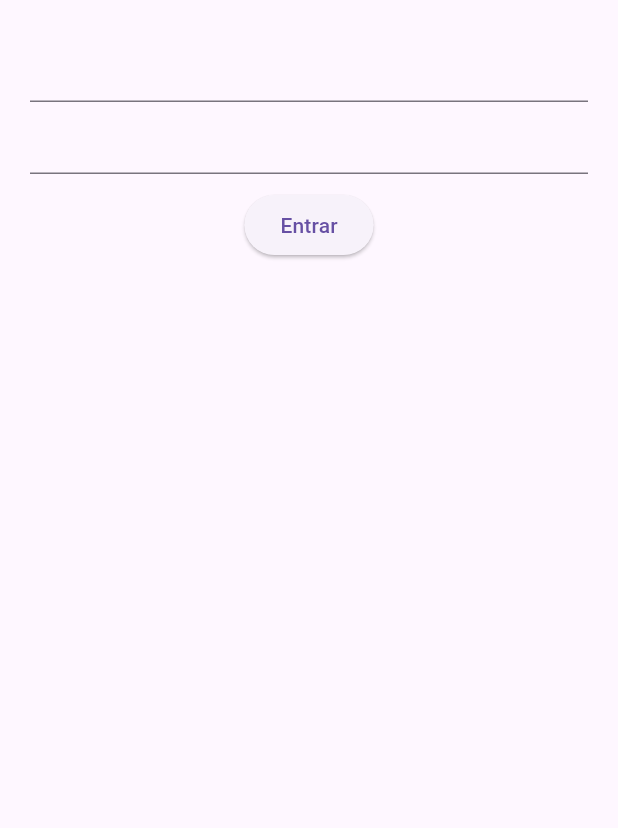
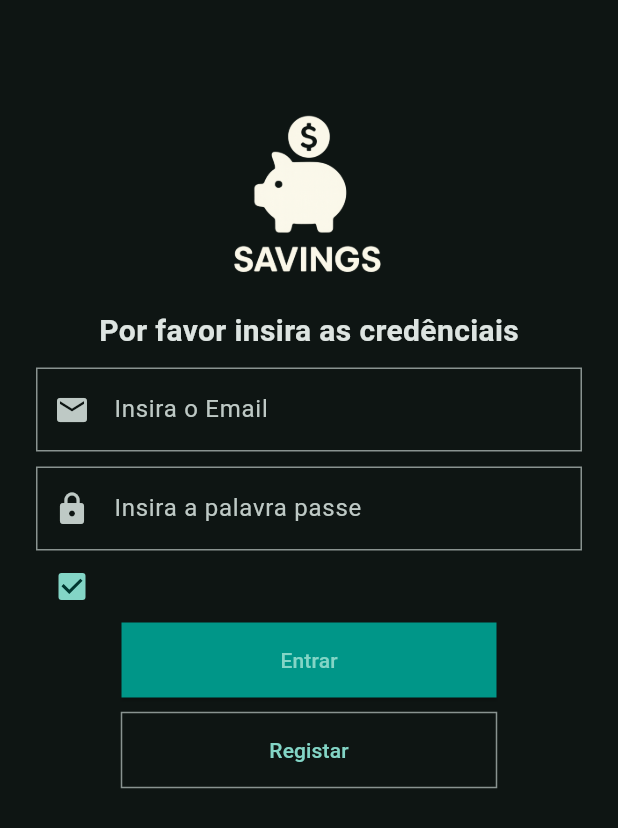
Before and after one commit to caipeca/projeto, a Flutter app: the screen it shows after launch, on a phone screen of 412 x 824 dp. Shown: the top 828 px of the screen. Run offline on Flutter 3.47's test engine with Material 3 defaults, Android fonts, the phone set to English and light mode, and no system bars.

Commit message:
Melhorias na pagina de login

```diff
--- /dev/null
+++ b/piloto/flutter_launcher_icons.yaml
@@ -0,0 +1,15 @@
+# flutter pub run flutter_launcher_icons
+flutter_launcher_icons:
+  image_path: "assets/images/logo_.png"
+
+  android: "launcher_icon"
+  min_sdk_android: 21 # android min sdk min:16, default 21
+  # adaptive_icon_background: "assets/icon/background.png"
+  # adaptive_icon_foreground: "assets/icon/foreground.png"
+  # adaptive_icon_monochrome: "assets/icon/monochrome.png"
+
+  ios: true
+  remove_alpha_channel_ios: true
+  # image_path_ios_dark_transparent: "assets/icon/icon_dark.png"
+  # image_path_ios_tinted_grayscale: "assets/icon/icon_tinted.png"
+  # desaturate_tinted_to_grayscale_ios: true
--- a/piloto/lib/app.dart
+++ b/piloto/lib/app.dart
@@ -8,6 +8,12 @@ class App extends StatelessWidget {
   @override
   Widget build(BuildContext context) {
     return MaterialApp(
+      theme: ThemeData(
+        colorScheme: ColorScheme.fromSeed(
+            seedColor: Colors.teal.shade700,
+            brightness: Brightness.dark
+        ),
+      ),
       home: Login(),
     );
   }
--- a/piloto/lib/screen/login.dart
+++ b/piloto/lib/screen/login.dart
@@ -1,26 +1,102 @@
 import 'package:flutter/cupertino.dart';
 import 'package:flutter/material.dart';
 
-class Login extends StatelessWidget {
+
+
+class Login extends StatefulWidget {
   const Login({super.key});
 
   @override
+  State<Login> createState() => _LoginState();
+}
+
+class _LoginState extends State<Login> {
+  TextEditingController controllerEmail = TextEditingController();
+  TextEditingController controllerPassword = TextEditingController();
+
+  @override
+  void dispose() {
+    controllerEmail.dispose();
+    controllerPassword.dispose();
+    super.dispose();
+  }
+  @override
   Widget build(BuildContext context) {
+    bool value = true;
     return Scaffold(
-      body: Padding(
-          padding: EdgeInsets.all(20.0),
+      body: SingleChildScrollView(
+        child: Padding(
+            padding: EdgeInsets.only(top: 56.0, left: 24.0,bottom: 24.0, right: 24.0),
             child: Column(
+              crossAxisAlignment: CrossAxisAlignment.start,
               children: [
+                Row(
+                  mainAxisAlignment: MainAxisAlignment.center,
+                  children: [
+                    Image(height: 150, width: 150, image: AssetImage("assets/images/logo.png")),
+                  ],
+                ),
+                 Center(
+                   child: FittedBox(
+                      child: Text('Por favor insira as credênciais', style: TextStyle(
+                        fontWeight: FontWeight.w600,
+                        fontSize: 20.0,
+                      ),),
+                    ),
+                 ),
+                SizedBox(height: 10,),
                 TextFormField(
-
+                  controller: controllerEmail,
+                  decoration: InputDecoration(
+                    prefixIcon: Icon(Icons.email),
+                    label: Text('Insira o Email'),
+                    border: OutlineInputBorder(borderRadius:BorderRadius.vertical()),
                   ),
+                ),
+                SizedBox(height: 10,),
                 TextFormField(
+                  controller: controllerPassword,
+                  decoration: InputDecoration(
+                    prefixIcon: Icon(Icons.lock),
+                    label: Text('Insira a palavra passe'),
+                    border: OutlineInputBorder(borderRadius:BorderRadius.vertical()),
+                  ),
+                ),
+                Row(
+                  mainAxisAlignment: MainAxisAlignment.spaceBetween,
+                  children: [
+                    Row(
+                      children: [
+                        Checkbox(value: value , onChanged: (value) {
+                        }, ),
+                        SizedBox(height: 10.0,),
+                      ],
+                    )
+                  ],
+                ),
+                Center(
+                  child: ElevatedButton(
+                      onPressed: () {},
+                  style:ElevatedButton.styleFrom(
+                      minimumSize: Size(250.0 , 50.0),
+                    backgroundColor: Colors.teal,
+                    shape: LinearBorder()
+                  ),
+                    child: Text('Entrar'),
+                  ),
 
                 ),
                 SizedBox(height: 10.0,),
-              ElevatedButton(onPressed: () {
-              }, child: Text('Entrar'))
+                Center(
+                    child: OutlinedButton(
+                      onPressed: (){},
+                      style:OutlinedButton.styleFrom(
+                          minimumSize: Size(250.0 , 50.0),
+                          shape: ContinuousRectangleBorder()
+                      ),
+                      child: Text('Registar'),)),
               ],
+            ),
         ),
       ),
     );
```
Also changed, not shown: piloto/pubspec.yaml (+39 -63 lines), piloto/assets/images/logo.png (added), piloto/assets/images/logo_.png (added), piloto/assets/images/logo__.png (added), piloto/assets/images/logo___.png (added), piloto/pubspec.lock, 29 other files. Lines whose indentation alone changed are shown as unchanged.
